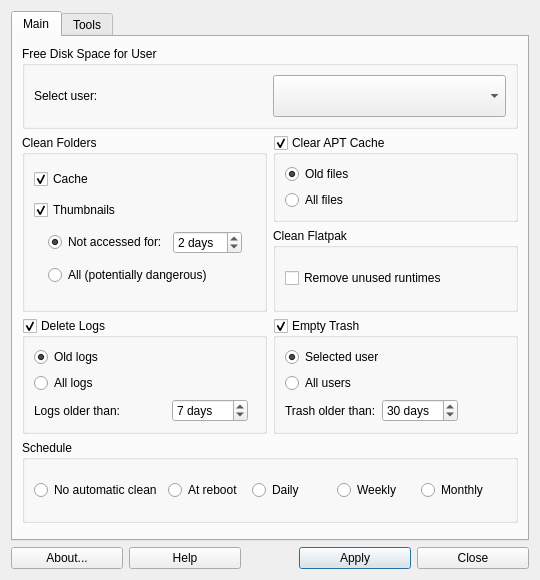
Before: the Qt Designer form mainwindow.ui in MX-Linux/mx-cleanup, drawn with Qt 5.
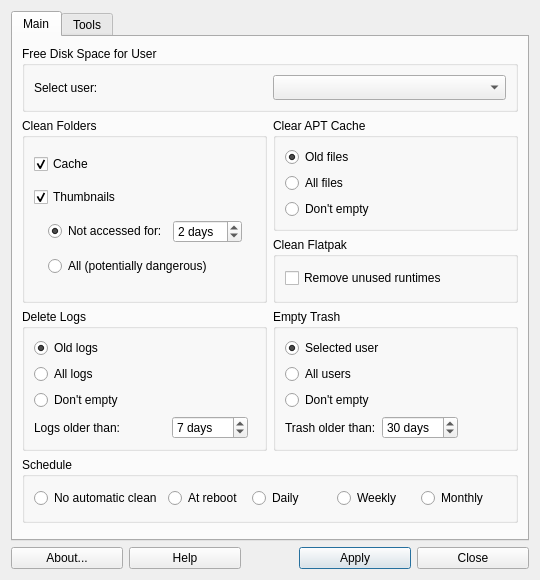
After: the same form once the commit is applied. Icons and pictures are not drawn.

Commit message: Simplify layouts.

```diff
--- a/mainwindow.ui
+++ b/mainwindow.ui
@@ -192,33 +192,8 @@
          <property name="title">
           <string>Delete Logs</string>
          </property>
-         <property name="checkable">
-          <bool>true</bool>
-         </property>
          <layout class="QGridLayout">
-          <item row="1" column="0">
-           <widget class="QRadioButton" name="radioAllLogs">
-            <property name="sizePolicy">
-             <sizepolicy hsizetype="Expanding" vsizetype="Fixed">
-              <horstretch>0</horstretch>
-              <verstretch>0</verstretch>
-             </sizepolicy>
-            </property>
-            <property name="text">
-             <string>All logs</string>
-            </property>
-            <property name="checked">
-             <bool>false</bool>
-            </property>
-            <property name="autoExclusive">
-             <bool>true</bool>
-            </property>
-            <attribute name="buttonGroup">
-             <string notr="true">buttonGroupLogs</string>
-            </attribute>
-           </widget>
-          </item>
-          <item row="2" column="1">
+          <item row="3" column="1">
            <widget class="QSpinBox" name="spinBoxLogs">
             <property name="suffix">
              <string> days</string>
@@ -237,14 +212,45 @@
             </property>
            </widget>
           </item>
-          <item row="2" column="2">
-           <spacer>
-            <property name="orientation">
-             <enum>Qt::Horizontal</enum>
+          <item row="1" column="0">
+           <widget class="QRadioButton" name="radioAllLogs">
+            <property name="sizePolicy">
+             <sizepolicy hsizetype="Expanding" vsizetype="Fixed">
+              <horstretch>0</horstretch>
+              <verstretch>0</verstretch>
+             </sizepolicy>
             </property>
-           </spacer>
+            <property name="text">
+             <string>All logs</string>
+            </property>
+            <property name="checked">
+             <bool>false</bool>
+            </property>
+            <property name="autoExclusive">
+             <bool>true</bool>
+            </property>
+            <attribute name="buttonGroup">
+             <string notr="true">buttonGroupLogs</string>
+            </attribute>
+           </widget>
           </item>
           <item row="2" column="0">
+           <widget class="QRadioButton" name="radioNoCleanLogs">
+            <property name="sizePolicy">
+             <sizepolicy hsizetype="Expanding" vsizetype="Fixed">
+              <horstretch>0</horstretch>
+              <verstretch>0</verstretch>
+             </sizepolicy>
+            </property>
+            <property name="text">
+             <string>Don't empty</string>
+            </property>
+            <attribute name="buttonGroup">
+             <string notr="true">buttonGroupLogs</string>
+            </attribute>
+           </widget>
+          </item>
+          <item row="3" column="0">
            <widget class="QLabel" name="labelLogsOlder">
             <property name="text">
              <string>Logs older than:</string>
@@ -273,6 +279,13 @@
             </attribute>
            </widget>
           </item>
+          <item row="3" column="2">
+           <spacer>
+            <property name="orientation">
+             <enum>Qt::Horizontal</enum>
+            </property>
+           </spacer>
+          </item>
          </layout>
         </widget>
        </item>
@@ -344,9 +357,6 @@
          <property name="title">
           <string>Clear APT Cache</string>
          </property>
-         <property name="checkable">
-          <bool>true</bool>
-         </property>
          <layout class="QVBoxLayout">
           <item>
            <widget class="QRadioButton" name="radioAutoClean">
@@ -383,6 +393,16 @@
             </attribute>
            </widget>
           </item>
+          <item>
+           <widget class="QRadioButton" name="radioNoCleanApt">
+            <property name="text">
+             <string>Don't empty</string>
+            </property>
+            <attribute name="buttonGroup">
+             <string notr="true">buttonGroupApt</string>
+            </attribute>
+           </widget>
+          </item>
          </layout>
         </widget>
        </item>
@@ -397,11 +417,44 @@
          <property name="title">
           <string>Empty Trash</string>
          </property>
-         <property name="checkable">
-          <bool>true</bool>
-         </property>
          <layout class="QGridLayout">
-          <item row="2" column="0">
+          <item row="3" column="1">
+           <widget class="QSpinBox" name="spinBoxTrash">
+            <property name="suffix">
+             <string> days</string>
+            </property>
+            <property name="maximum">
+             <number>365</number>
+            </property>
+            <property name="value">
+             <number>30</number>
+            </property>
+           </widget>
+          </item>
+          <item row="2" column="0" colspan="3">
+           <widget class="QRadioButton" name="radioNoCleanTrash">
+            <property name="sizePolicy">
+             <sizepolicy hsizetype="Expanding" vsizetype="Fixed">
+              <horstretch>0</horstretch>
+              <verstretch>0</verstretch>
+             </sizepolicy>
+            </property>
+            <property name="text">
+             <string>Don't empty</string>
+            </property>
+            <attribute name="buttonGroup">
+             <string notr="true">buttonGroupTrash</string>
+            </attribute>
+           </widget>
+          </item>
+          <item row="3" column="2">
+           <spacer>
+            <property name="orientation">
+             <enum>Qt::Horizontal</enum>
+            </property>
+           </spacer>
+          </item>
+          <item row="3" column="0">
            <widget class="QLabel" name="labelTrashOlder">
             <property name="text">
              <string>Trash older than:</string>
@@ -424,13 +477,6 @@
             </attribute>
            </widget>
           </item>
-          <item row="2" column="2">
-           <spacer>
-            <property name="orientation">
-             <enum>Qt::Horizontal</enum>
-            </property>
-           </spacer>
-          </item>
           <item row="0" column="0" colspan="3">
            <widget class="QRadioButton" name="radioSelectedUser">
             <property name="sizePolicy">
@@ -453,19 +499,6 @@
             </attribute>
            </widget>
           </item>
-          <item row="2" column="1">
-           <widget class="QSpinBox" name="spinBoxTrash">
-            <property name="suffix">
-             <string> days</string>
-            </property>
-            <property name="maximum">
-             <number>365</number>
-            </property>
-            <property name="value">
-             <number>30</number>
-            </property>
-           </widget>
-          </item>
          </layout>
         </widget>
        </item>
```
Left out of the diff: 2 changed lines with no effect on the pictures.
